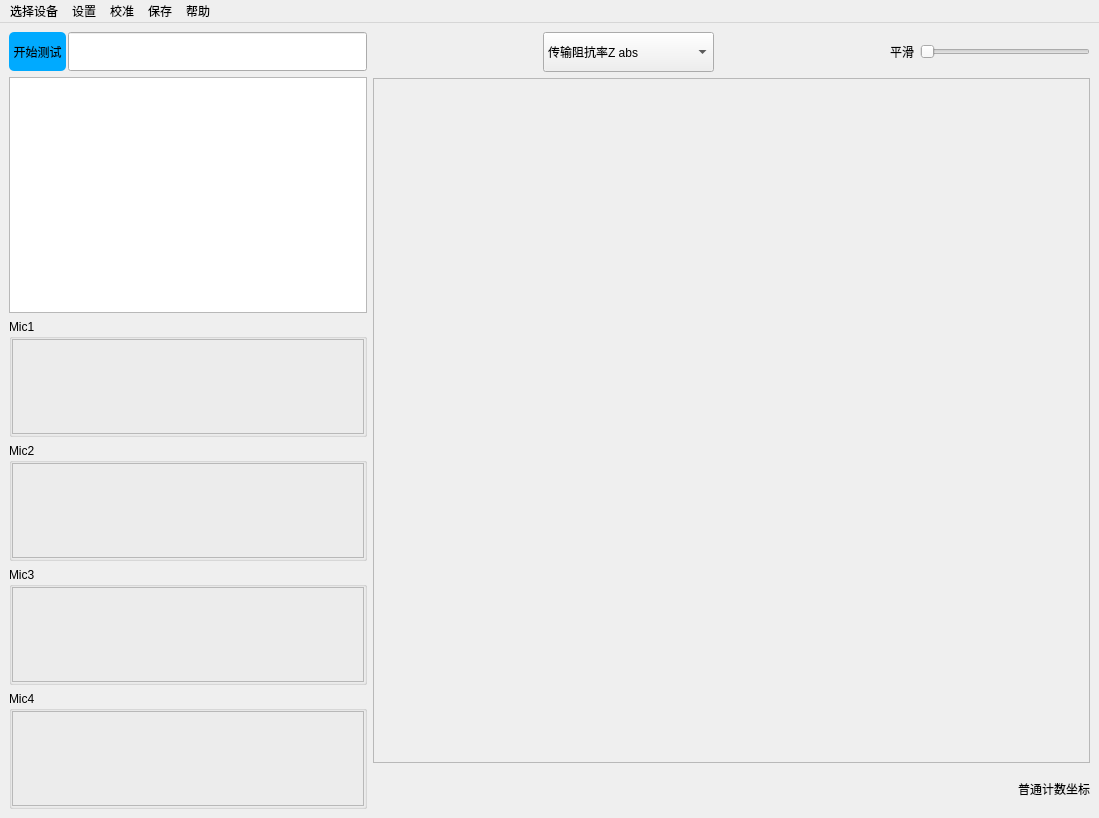
zhouyichen01/CollectionOutput, file resources/ui/window.ui: the form before one commit.
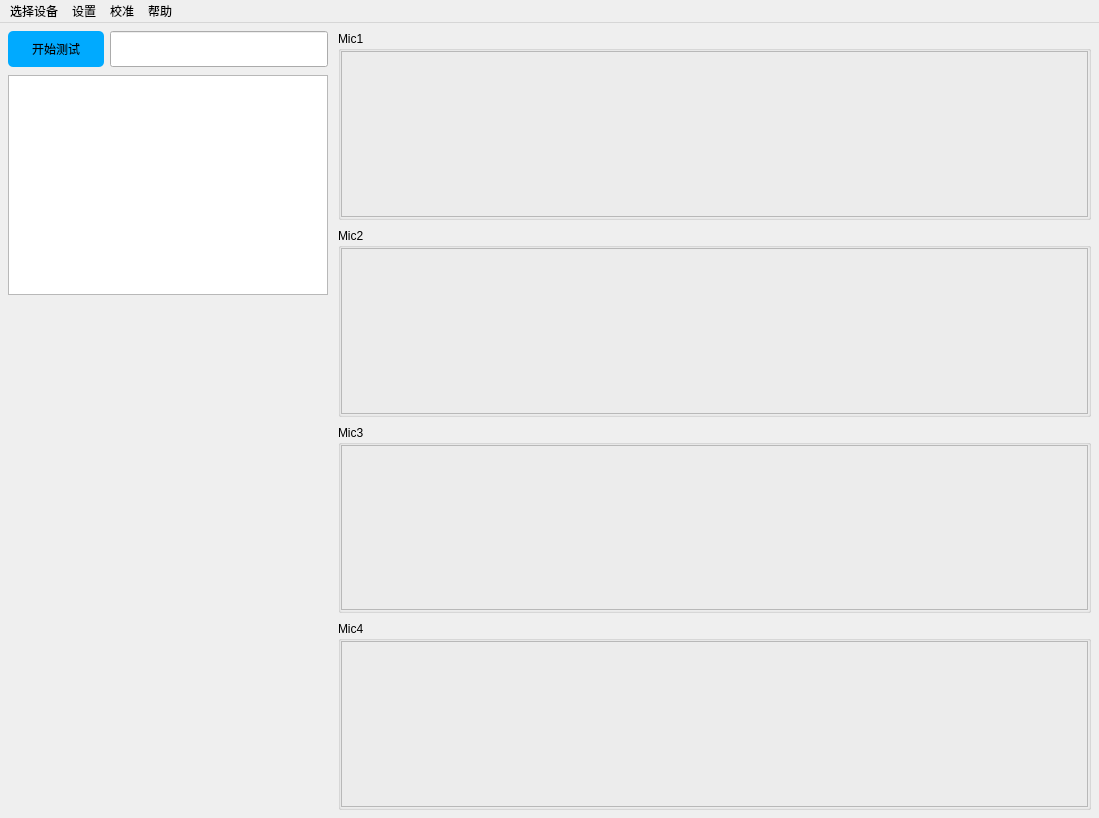
The form after the commit.

Commit message: 去掉plot3

```diff
--- a/resources/ui/window.ui
+++ b/resources/ui/window.ui
@@ -20,21 +20,39 @@
    <property name="styleSheet">
     <string notr="true"/>
    </property>
-   <layout class="QHBoxLayout" name="horizontalLayout_9" stretch="1,2">
+   <layout class="QHBoxLayout" name="horizontalLayout_9" stretch="1,3">
+    <property name="spacing">
+     <number>10</number>
+    </property>
+    <property name="leftMargin">
+     <number>8</number>
+    </property>
+    <property name="topMargin">
+     <number>8</number>
+    </property>
+    <property name="rightMargin">
+     <number>8</number>
+    </property>
+    <property name="bottomMargin">
+     <number>8</number>
+    </property>
     <item>
-     <layout class="QVBoxLayout" name="verticalLayout" stretch="1,6,3,3,3,3">
+     <layout class="QVBoxLayout" name="leftPanelLayout" stretch="0,1,3">
+      <property name="spacing">
+       <number>8</number>
+      </property>
       <item>
-       <layout class="QHBoxLayout" name="horizontalLayout" stretch="3,7">
+       <layout class="QHBoxLayout" name="horizontalLayout" stretch="0,1">
         <property name="spacing">
-         <number>2</number>
+         <number>6</number>
         </property>
         <item>
          <widget class="QToolButton" name="run_test_button">
-          <property name="sizePolicy">
-           <sizepolicy hsizetype="Fixed" vsizetype="Preferred">
-            <horstretch>0</horstretch>
-            <verstretch>0</verstretch>
-           </sizepolicy>
+          <property name="minimumSize">
+           <size>
+            <width>96</width>
+            <height>36</height>
+           </size>
           </property>
           <property name="styleSheet">
            <string notr="true">background-color: rgb(0, 170, 255);
@@ -48,11 +66,11 @@
         </item>
         <item>
          <widget class="QLineEdit" name="test_state">
-          <property name="sizePolicy">
-           <sizepolicy hsizetype="Expanding" vsizetype="Preferred">
-            <horstretch>0</horstretch>
-            <verstretch>0</verstretch>
-           </sizepolicy>
+          <property name="minimumSize">
+           <size>
+            <width>0</width>
+            <height>36</height>
+           </size>
           </property>
           <property name="readOnly">
            <bool>true</bool>
@@ -62,17 +80,41 @@
        </layout>
       </item>
       <item>
-       <widget class="QGraphicsView" name="schematic1"/>
+       <widget class="QGraphicsView" name="schematic1">
+        <property name="minimumSize">
+         <size>
+          <width>320</width>
+          <height>220</height>
+         </size>
+        </property>
+       </widget>
       </item>
+      <item>
+       <spacer name="verticalSpacer">
+        <property name="orientation">
+         <enum>Qt::Vertical</enum>
+        </property>
+        <property name="sizeHint" stdset="0">
+         <size>
+          <width>20</width>
+          <height>40</height>
+         </size>
+        </property>
+       </spacer>
+      </item>
+     </layout>
+    </item>
+    <item>
+     <layout class="QVBoxLayout" name="micPlotLayout" stretch="1,1,1,1">
+      <property name="spacing">
+       <number>8</number>
+      </property>
       <item>
        <widget class="QGroupBox" name="groupBox">
         <property name="title">
          <string>Mic1</string>
         </property>
         <layout class="QHBoxLayout" name="horizontalLayout_3">
-         <property name="spacing">
-          <number>6</number>
-         </property>
          <property name="leftMargin">
           <number>0</number>
          </property>
@@ -135,9 +177,6 @@
          <string>Mic3</string>
         </property>
         <layout class="QHBoxLayout" name="horizontalLayout_7">
-         <property name="spacing">
-          <number>6</number>
-         </property>
          <property name="leftMargin">
           <number>0</number>
          </property>
@@ -169,9 +208,6 @@
          <string>Mic4</string>
         </property>
         <layout class="QHBoxLayout" name="horizontalLayout_8">
-         <property name="spacing">
-          <number>6</number>
-         </property>
          <property name="leftMargin">
           <number>0</number>
          </property>
@@ -199,143 +235,6 @@
       </item>
      </layout>
     </item>
-    <item>
-     <layout class="QVBoxLayout" name="verticalLayout_2" stretch="1,17,1">
-      <item>
-       <layout class="QHBoxLayout" name="horizontalLayout_2" stretch="2,2,2,0,2">
-        <item>
-         <spacer name="horizontalSpacer">
-          <property name="orientation">
-           <enum>Qt::Horizontal</enum>
-          </property>
-          <property name="sizeHint" stdset="0">
-           <size>
-            <width>40</width>
-            <height>20</height>
-           </size>
-          </property>
-         </spacer>
-        </item>
-        <item>
-         <widget class="QComboBox" name="plot_type_selector">
-          <property name="sizePolicy">
-           <sizepolicy hsizetype="Preferred" vsizetype="Preferred">
-            <horstretch>0</horstretch>
-            <verstretch>0</verstretch>
-           </sizepolicy>
-          </property>
-          <property name="styleSheet">
-           <string notr="true">font: bold 12pt &quot;Microsoft YaHei&quot;;  /* 使字体加粗 */</string>
-          </property>
-          <item>
-           <property name="text">
-            <string>传输阻抗率Z abs</string>
-           </property>
-          </item>
-          <item>
-           <property name="text">
-            <string>传输阻抗率Z Re</string>
-           </property>
-          </item>
-          <item>
-           <property name="text">
-            <string>传输阻抗率Z Im</string>
-           </property>
-          </item>
-          <item>
-           <property name="text">
-            <string>质点速度v abs</string>
-           </property>
-          </item>
-          <item>
-           <property name="text">
-            <string>质点速度v Re</string>
-           </property>
-          </item>
-          <item>
-           <property name="text">
-            <string>质点速度v Im</string>
-           </property>
-          </item>
-         </widget>
-        </item>
-        <item>
-         <spacer name="horizontalSpacer_2">
-          <property name="orientation">
-           <enum>Qt::Horizontal</enum>
-          </property>
-          <property name="sizeHint" stdset="0">
-           <size>
-            <width>40</width>
-            <height>20</height>
-           </size>
-          </property>
-         </spacer>
-        </item>
-        <item>
-         <widget class="QLabel" name="label">
-          <property name="styleSheet">
-           <string notr="true">font: bold 12pt &quot;Microsoft YaHei&quot;;  /* 使字体加粗 */</string>
-          </property>
-          <property name="text">
-           <string>平滑</string>
-          </property>
-         </widget>
-        </item>
-        <item>
-         <widget class="QSlider" name="slider">
-          <property name="sizePolicy">
-           <sizepolicy hsizetype="Expanding" vsizetype="Preferred">
-            <horstretch>0</horstretch>
-            <verstretch>0</verstretch>
-           </sizepolicy>
-          </property>
-          <property name="orientation">
-           <enum>Qt::Horizontal</enum>
-          </property>
-         </widget>
-        </item>
-       </layout>
-      </item>
-      <item>
-       <widget class="QFrame" name="frame_3">
-        <property name="frameShape">
-         <enum>QFrame::StyledPanel</enum>
-        </property>
-        <property name="frameShadow">
-         <enum>QFrame::Raised</enum>
-        </property>
-       </widget>
-      </item>
-      <item>
-       <layout class="QHBoxLayout" name="horizontalLayout_6">
-        <item>
-         <spacer name="horizontalSpacer_4">
-          <property name="orientation">
-           <enum>Qt::Horizontal</enum>
-          </property>
-          <property name="sizeHint" stdset="0">
-           <size>
-            <width>40</width>
-            <height>20</height>
-           </size>
-          </property>
-         </spacer>
-        </item>
-        <item>
-         <widget class="QLabel" name="common_pos_value">
-          <property name="text">
-           <string>普通计数坐标</string>
-          </property>
-          <property name="alignment">
-           <set>Qt::AlignCenter</set>
-          </property>
-         </widget>
-        </item>
-       </layout>
-      </item>
-     </layout>
-    </item>
    </layout>
   </widget>
   <widget class="QMenuBar" name="menubar">
@@ -367,14 +266,6 @@
     <addaction name="action_4"/>
     <addaction name="separator"/>
    </widget>
-   <widget class="QMenu" name="menu_3">
-    <property name="title">
-     <string>保存</string>
-    </property>
-    <addaction name="separator"/>
-    <addaction name="save_test_data"/>
-    <addaction name="separator"/>
-   </widget>
    <widget class="QMenu" name="menu_5">
     <property name="title">
      <string>帮助</string>
@@ -394,7 +285,6 @@
    <addaction name="menu_4"/>
    <addaction name="menu"/>
    <addaction name="menu_2"/>
-   <addaction name="menu_3"/>
    <addaction name="menu_5"/>
   </widget>
   <action name="action">
```
Left out of the diff: 7 changed lines with no effect on the pictures. The commit also changes 6 other files.
